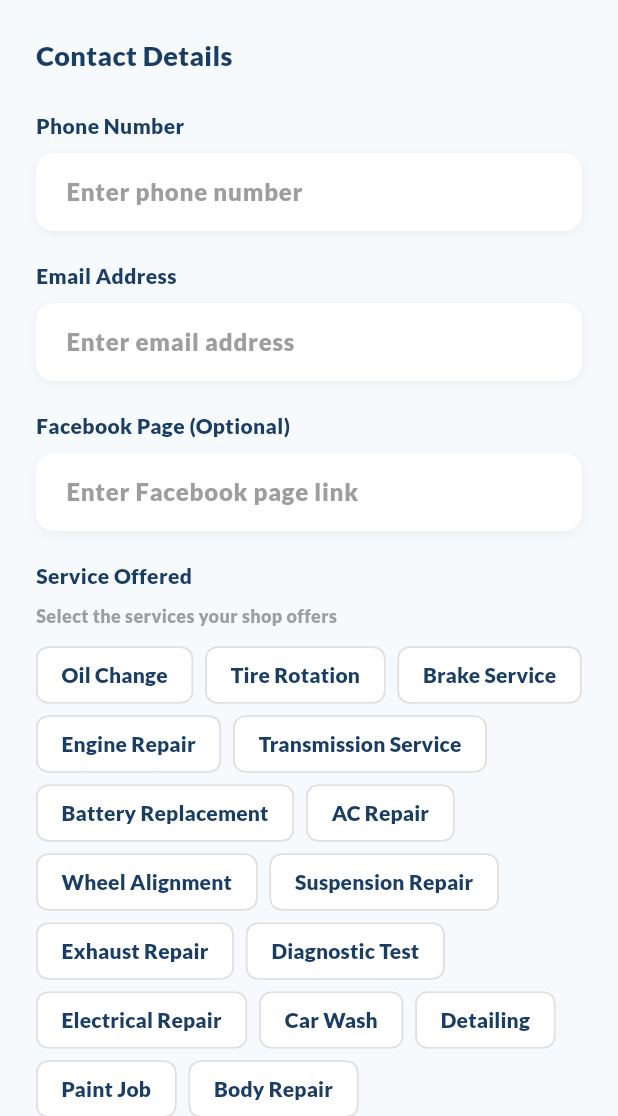
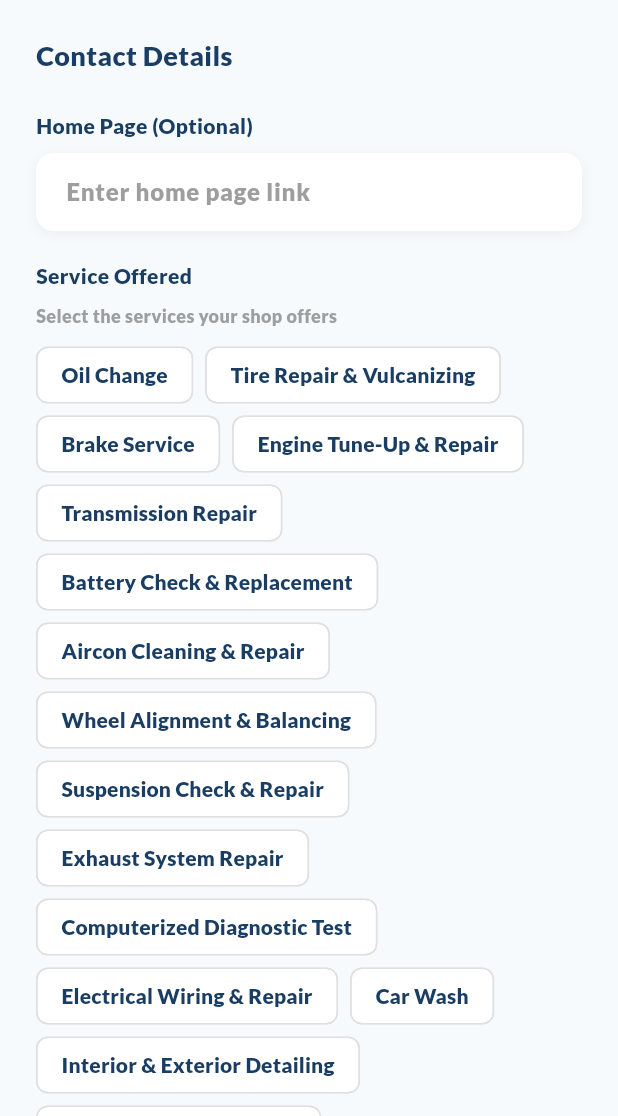
Before and after one commit to kurt-arpilleda/CARE, a Flutter app: the RegisterShopContactDetails screen opened directly, on a phone screen of 412 x 824 dp, the part 120-1236 px from its top. Run offline on Flutter 3.47's test engine with Material 3 defaults, Android fonts, the phone set to English and light mode, and no system bars; our stand-ins replace connectivity_plus, flutter_secure_storage, fluttertoast, google_sign_in, image_picker, open_file and 4 more; accounts and stored records are empty.

Commit message:
Seek First the Kingdom of God

```diff
--- a/lib/drawer/shop/registerShop_contactDetails.dart
+++ b/lib/drawer/shop/registerShop_contactDetails.dart
@@ -1,5 +1,6 @@
 import 'package:flutter/material.dart';
 import 'package:flutter/services.dart';
+import 'registerShop_businessDocu.dart';
 
 class RegisterShopContactDetails extends StatefulWidget {
   const RegisterShopContactDetails({Key? key}) : super(key: key);
@@ -10,51 +11,63 @@ class RegisterShopContactDetails extends StatefulWidget {
 
 class _RegisterShopContactDetailsState extends State<RegisterShopContactDetails> {
   final _formKey = GlobalKey<FormState>();
-  final TextEditingController _phoneController = TextEditingController();
-  final TextEditingController _emailController = TextEditingController();
   final TextEditingController _facebookController = TextEditingController();
 
   List<String> serviceOptions = [
     'Oil Change',
-    'Tire Rotation',
+    'Tire Repair & Vulcanizing',
     'Brake Service',
-    'Engine Repair',
-    'Transmission Service',
-    'Battery Replacement',
-    'AC Repair',
-    'Wheel Alignment',
-    'Suspension Repair',
-    'Exhaust Repair',
-    'Diagnostic Test',
-    'Electrical Repair',
+    'Engine Tune-Up & Repair',
+    'Transmission Repair',
+    'Battery Check & Replacement',
+    'Aircon Cleaning & Repair',
+    'Wheel Alignment & Balancing',
+    'Suspension Check & Repair',
+    'Exhaust System Repair',
+    'Computerized Diagnostic Test',
+    'Electrical Wiring & Repair',
     'Car Wash',
-    'Detailing',
-    'Paint Job',
-    'Body Repair',
-    'Glass Replacement',
-    'Rust Proofing',
+    'Interior & Exterior Detailing',
+    'Auto Paint & Repainting',
+    'Body Repair & Fender Bender',
+    'Glass & Windshield Replacement',
+    'Rustproofing & Undercoating',
     'Towing Service',
-    '24/7 Emergency'
+    '24/7 Roadside Assistance',
+    'Underwash',
+    'Headlight & Taillight Replacement',
+    'Radiator Flush & Repair',
+    'Change Oil & Filter',
+    'Fuel System Cleaning',
+    'Brake Pad Replacement',
+    'Muffler Repair',
+    'Clutch Repair',
+    'Car Tint Installation',
+    'Dash Cam Installation'
   ];
+
   List<String> selectedServices = [];
 
-  Map<String, TimeOfDay?> openingTimes = {
-    'Monday': null,
-    'Tuesday': null,
-    'Wednesday': null,
-    'Thursday': null,
-    'Friday': null,
-    'Saturday': null,
-    'Sunday': null,
-  };
-  Map<String, TimeOfDay?> closingTimes = {
-    'Monday': null,
-    'Tuesday': null,
-    'Wednesday': null,
-    'Thursday': null,
-    'Friday': null,
-    'Saturday': null,
-    'Sunday': null,
+  TimeOfDay? openingTime;
+  TimeOfDay? closingTime;
+
+  List<String> daysOfWeek = [
+    'Monday',
+    'Tuesday',
+    'Wednesday',
+    'Thursday',
+    'Friday',
+    'Saturday',
+    'Sunday'
+  ];
+  Map<String, bool> selectedDays = {
+    'Monday': false,
+    'Tuesday': false,
+    'Wednesday': false,
+    'Thursday': false,
+    'Friday': false,
+    'Saturday': false,
+    'Sunday': false,
   };
 
   void _toggleService(String service) {
@@ -67,7 +80,13 @@ class _RegisterShopContactDetailsState extends State<RegisterShopContactDetails>
     });
   }
 
-  Future<void> _selectTime(BuildContext context, String day, bool isOpening) async {
+  void _toggleDay(String day) {
+    setState(() {
+      selectedDays[day] = !selectedDays[day]!;
+    });
+  }
+
+  Future<void> _selectTime(BuildContext context, bool isOpening) async {
     final TimeOfDay? picked = await showTimePicker(
       context: context,
       initialTime: TimeOfDay.now(),
@@ -75,13 +94,13 @@ class _RegisterShopContactDetailsState extends State<RegisterShopContactDetails>
     if (picked != null) {
       setState(() {
         if (isOpening) {
-          openingTimes[day] = picked;
-          if (closingTimes[day] != null && picked.hour > closingTimes[day]!.hour) {
-            closingTimes[day] = TimeOfDay(hour: picked.hour + 1, minute: 0);
+          openingTime = picked;
+          if (closingTime != null && picked.hour > closingTime!.hour) {
+            closingTime = TimeOfDay(hour: picked.hour + 1, minute: 0);
           }
         } else {
-          if (openingTimes[day] == null || picked.hour > openingTimes[day]!.hour) {
-            closingTimes[day] = picked;
+          if (openingTime == null || picked.hour > openingTime!.hour) {
+            closingTime = picked;
           } else {
             ScaffoldMessenger.of(context).showSnackBar(
               const SnackBar(content: Text('Closing time must be after opening time')),
@@ -94,7 +113,28 @@ class _RegisterShopContactDetailsState extends State<RegisterShopContactDetails>
 
   void _submitForm() {
     if (_formKey.currentState!.validate() && selectedServices.isNotEmpty) {
-      Navigator.pushNamed(context, '/registerShop/complete');
+      // Check if at least one day is selected if times are set
+      if ((openingTime != null || closingTime != null) &&
+          !selectedDays.containsValue(true)) {
+        ScaffoldMessenger.of(context).showSnackBar(
+          const SnackBar(content: Text('Please select at least one day for the service times')),
+        );
+        return;
+      }
+
+      // Check if both times are set if one is set
+      if ((openingTime == null && closingTime != null) ||
+          (openingTime != null && closingTime == null)) {
+        ScaffoldMessenger.of(context).showSnackBar(
+          const SnackBar(content: Text('Please set both opening and closing times')),
+        );
+        return;
+      }
+
+      Navigator.push(
+        context,
+        MaterialPageRoute(builder: (context) => const RegisterShopBusinessDocu()),
+      );
     } else if (selectedServices.isEmpty) {
       ScaffoldMessenger.of(context).showSnackBar(
         const SnackBar(content: Text('Please select at least one service')),
@@ -180,59 +220,7 @@ class _RegisterShopContactDetailsState extends State<RegisterShopContactDetails>
                       ),
                       const SizedBox(height: 24),
                       const Text(
-                        'Phone Number',
-                        style: TextStyle(
-                          fontSize: 14,
-                          fontWeight: FontWeight.w500,
-                          color: Color(0xFF1A3D63),
-                        ),
-                      ),
-                      const SizedBox(height: 8),
-                      Container(
-                        decoration: _fieldShadowBox(),
-                        child: TextFormField(
-                          controller: _phoneController,
-                          keyboardType: TextInputType.phone,
-                          inputFormatters: [FilteringTextInputFormatter.digitsOnly],
-                          decoration: _inputDecoration('Enter phone number'),
-                          validator: (value) {
-                            if (value == null || value.isEmpty) {
-                              return 'Please enter phone number';
-                            }
-                            return null;
-                          },
-                        ),
-                      ),
-                      const SizedBox(height: 20),
-                      const Text(
-                        'Email Address',
-                        style: TextStyle(
-                          fontSize: 14,
-                          fontWeight: FontWeight.w500,
-                          color: Color(0xFF1A3D63),
-                        ),
-                      ),
-                      const SizedBox(height: 8),
-                      Container(
-                        decoration: _fieldShadowBox(),
-                        child: TextFormField(
-                          controller: _emailController,
-                          keyboardType: TextInputType.emailAddress,
-                          decoration: _inputDecoration('Enter email address'),
-                          validator: (value) {
-                            if (value == null || value.isEmpty) {
-                              return 'Please enter email address';
-                            }
-                            if (!value.contains('@')) {
-                              return 'Please enter a valid email';
-                            }
-                            return null;
-                          },
-                        ),
-                      ),
-                      const SizedBox(height: 20),
-                      const Text(
-                        'Facebook Page (Optional)',
+                        'Home Page (Optional)',
                         style: TextStyle(
                           fontSize: 14,
                           fontWeight: FontWeight.w500,
@@ -244,7 +232,7 @@ class _RegisterShopContactDetailsState extends State<RegisterShopContactDetails>
                         decoration: _fieldShadowBox(),
                         child: TextFormField(
                           controller: _facebookController,
-                          decoration: _inputDecoration('Enter Facebook page link'),
+                          decoration: _inputDecoration('Enter home page link'),
                         ),
                       ),
                       const SizedBox(height: 20),
@@ -312,27 +300,11 @@ class _RegisterShopContactDetailsState extends State<RegisterShopContactDetails>
                         ),
                       ),
                       const SizedBox(height: 12),
-                      Column(
-                        children: openingTimes.keys.map((day) {
-                          return Padding(
-                            padding: const EdgeInsets.only(bottom: 12),
-                            child: Column(
-                              crossAxisAlignment: CrossAxisAlignment.start,
-                              children: [
-                                Text(
-                                  day,
-                                  style: const TextStyle(
-                                    fontSize: 14,
-                                    fontWeight: FontWeight.w500,
-                                    color: Color(0xFF1A3D63),
-                                  ),
-                                ),
-                                const SizedBox(height: 8),
                       Row(
                         children: [
                           Expanded(
                             child: GestureDetector(
-                                        onTap: () => _selectTime(context, day, true),
+                              onTap: () => _selectTime(context, true),
                               child: Container(
                                 padding: const EdgeInsets.symmetric(horizontal: 16, vertical: 14),
                                 decoration: BoxDecoration(
@@ -347,9 +319,9 @@ class _RegisterShopContactDetailsState extends State<RegisterShopContactDetails>
                                   ],
                                 ),
                                 child: Text(
-                                            openingTimes[day]?.format(context) ?? 'Select Opening Time',
+                                  openingTime?.format(context) ?? 'Opening Time',
                                   style: TextStyle(
-                                              color: openingTimes[day] == null ? Colors.grey[500] : Colors.black,
+                                    color: openingTime == null ? Colors.grey[500] : Colors.black,
                                   ),
                                 ),
                               ),
@@ -358,7 +330,7 @@ class _RegisterShopContactDetailsState extends State<RegisterShopContactDetails>
                           const SizedBox(width: 12),
                           Expanded(
                             child: GestureDetector(
-                                        onTap: () => _selectTime(context, day, false),
+                              onTap: () => _selectTime(context, false),
                               child: Container(
                                 padding: const EdgeInsets.symmetric(horizontal: 16, vertical: 14),
                                 decoration: BoxDecoration(
@@ -373,9 +345,9 @@ class _RegisterShopContactDetailsState extends State<RegisterShopContactDetails>
                                   ],
                                 ),
                                 child: Text(
-                                            closingTimes[day]?.format(context) ?? 'Select Closing Time',
+                                  closingTime?.format(context) ?? 'Closing Time',
                                   style: TextStyle(
-                                              color: closingTimes[day] == null ? Colors.grey[500] : Colors.black,
+                                    color: closingTime == null ? Colors.grey[500] : Colors.black,
                                   ),
                                 ),
                               ),
@@ -383,8 +355,50 @@ class _RegisterShopContactDetailsState extends State<RegisterShopContactDetails>
                           ),
                         ],
                       ),
-                              ],
+                      const SizedBox(height: 16),
+                      const Text(
+                        'Select Days',
+                        style: TextStyle(
+                          fontSize: 14,
+                          fontWeight: FontWeight.w500,
+                          color: Color(0xFF1A3D63),
                         ),
+                      ),
+                      const SizedBox(height: 8),
+                      const Text(
+                        'Select the days these hours apply to',
+                        style: TextStyle(
+                          fontSize: 12,
+                          color: Colors.grey,
+                        ),
+                      ),
+                      const SizedBox(height: 12),
+                      Wrap(
+                        spacing: 8,
+                        runSpacing: 8,
+                        children: daysOfWeek.map((day) {
+                          bool isSelected = selectedDays[day]!;
+                          return ChoiceChip(
+                            label: Text(day),
+                            selected: isSelected,
+                            onSelected: (_) => _toggleDay(day),
+                            selectedColor: const Color(0xFF1A3D63),
+                            backgroundColor: Colors.white,
+                            labelStyle: TextStyle(
+                              color: isSelected ? Colors.white : const Color(0xFF1A3D63),
+                              fontWeight: FontWeight.w500,
+                            ),
+                            shape: RoundedRectangleBorder(
+                              borderRadius: BorderRadius.circular(8),
+                              side: BorderSide(
+                                color: isSelected
+                                    ? const Color(0xFF1A3D63)
+                                    : Colors.grey[300]!,
+                              ),
+                            ),
+                            showCheckmark: false,
+                            visualDensity: const VisualDensity(horizontal: 0, vertical: 0),
+                            materialTapTargetSize: MaterialTapTargetSize.shrinkWrap,
                           );
                         }).toList(),
                       ),
```
Also changed, not shown: lib/drawer/shop/registerShop_businessDocu.dart (+243 -0 lines). Lines whose indentation alone changed are shown as unchanged.
